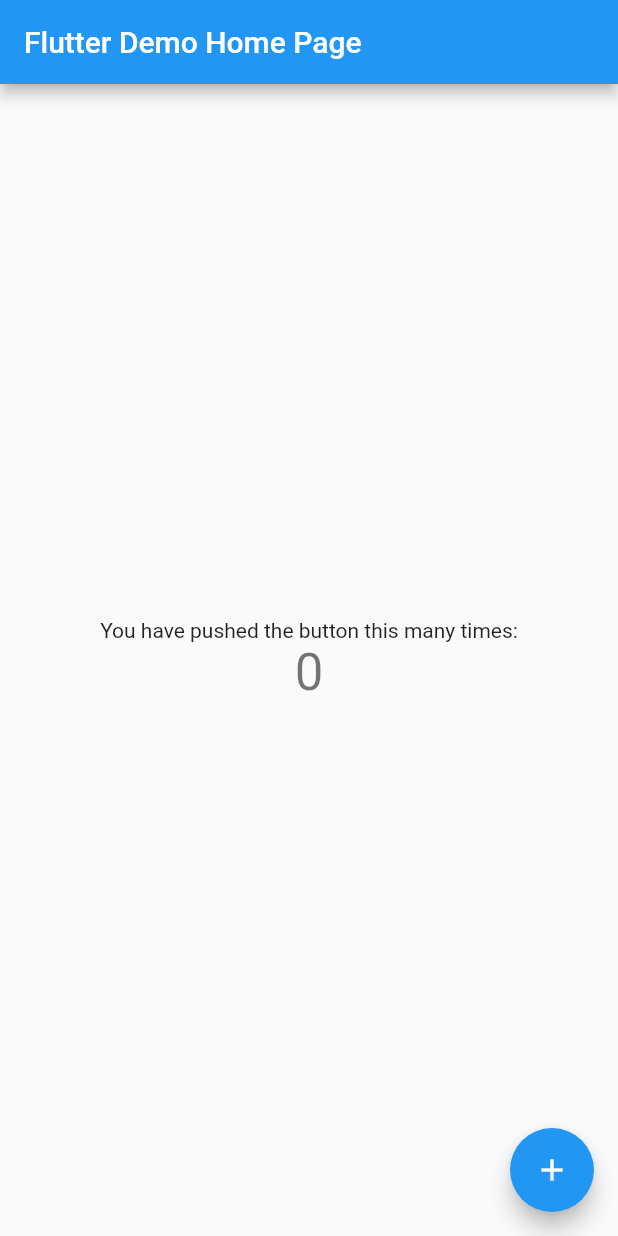
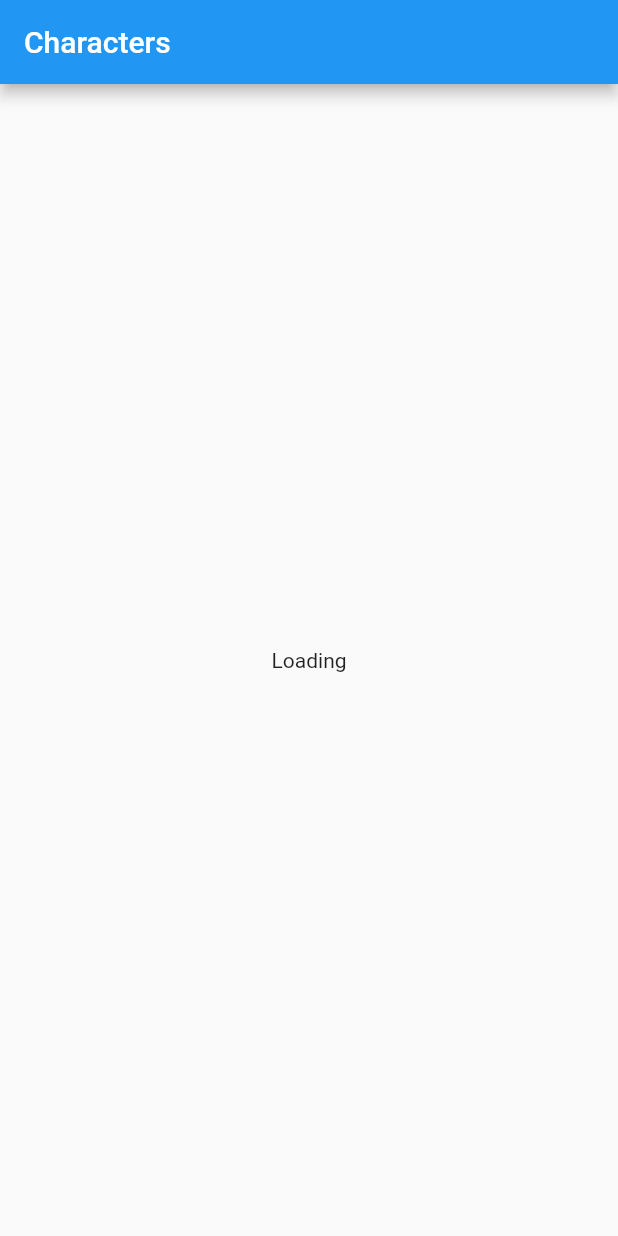
Before and after one commit to emiliosheinz/rick-morty-and-flutter, a Flutter app: the screen it shows after launch, on a phone screen of 412 x 824 dp. Run offline on Flutter 3.47's test engine with Material 2 defaults, Android fonts, the phone set to English and light mode, and no system bars; our stand-ins replace bloc, dartz, equatable, flutter_bloc, get_it; network calls fail.

Commit message:
feat: :sparkles: basic ui reflecting bloc states

```diff
--- a/lib/main.dart
+++ b/lib/main.dart
@@ -1,5 +1,9 @@
 import 'package:flutter/material.dart';
+import 'package:flutter_bloc/flutter_bloc.dart';
 import 'package:rick_morty_and_flutter/injection_container.dart';
+import 'package:rick_morty_and_flutter/modules/character/presentation/pages/characters_page.dart';
+
+import 'modules/character/presentation/bloc/character_bloc.dart';
 
 void main() {
   init();
@@ -7,109 +11,17 @@
 }
 
 class MyApp extends StatelessWidget {
-  // This widget is the root of your application.
   @override
   Widget build(BuildContext context) {
     return MaterialApp(
-      title: 'Flutter Demo',
+      title: 'Characters',
       theme: ThemeData(
-        // This is the theme of your application.
-        //
-        // Try running your application with "flutter run". You'll see the
-        // application has a blue toolbar. Then, without quitting the app, try
-        // changing the primarySwatch below to Colors.green and then invoke
-        // "hot reload" (press "r" in the console where you ran "flutter run",
-        // or simply save your changes to "hot reload" in a Flutter IDE).
-        // Notice that the counter didn't reset back to zero; the application
-        // is not restarted.
         primarySwatch: Colors.blue,
       ),
-      home: MyHomePage(title: 'Flutter Demo Home Page'),
+      home: BlocProvider(
+        create: (_) => serviceLocator<CharacterBloc>(),
+        child: CharactersPage(),
+      ),
     );
   }
 }
-
-class MyHomePage extends StatefulWidget {
-  MyHomePage({Key? key, required this.title}) : super(key: key);
-
-  // This widget is the home page of your application. It is stateful, meaning
-  // that it has a State object (defined below) that contains fields that affect
-  // how it looks.
-
-  // This class is the configuration for the state. It holds the values (in this
-  // case the title) provided by the parent (in this case the App widget) and
-  // used by the build method of the State. Fields in a Widget subclass are
-  // always marked "final".
-
-  final String title;
-
-  @override
-  _MyHomePageState createState() => _MyHomePageState();
-}
-
-class _MyHomePageState extends State<MyHomePage> {
-  int _counter = 0;
-
-  void _incrementCounter() {
-    setState(() {
-      // This call to setState tells the Flutter framework that something has
-      // changed in this State, which causes it to rerun the build method below
-      // so that the display can reflect the updated values. If we changed
-      // _counter without calling setState(), then the build method would not be
-      // called again, and so nothing would appear to happen.
-      _counter++;
-    });
-  }
-
-  @override
-  Widget build(BuildContext context) {
-    // This method is rerun every time setState is called, for instance as done
-    // by the _incrementCounter method above.
-    //
-    // The Flutter framework has been optimized to make rerunning build methods
-    // fast, so that you can just rebuild anything that needs updating rather
-    // than having to individually change instances of widgets.
-    return Scaffold(
-      appBar: AppBar(
-        // Here we take the value from the MyHomePage object that was created by
-        // the App.build method, and use it to set our appbar title.
-        title: Text(widget.title),
-      ),
-      body: Center(
-        // Center is a layout widget. It takes a single child and positions it
-        // in the middle of the parent.
-        child: Column(
-          // Column is also a layout widget. It takes a list of children and
-          // arranges them vertically. By default, it sizes itself to fit its
-          // children horizontally, and tries to be as tall as its parent.
-          //
-          // Invoke "debug painting" (press "p" in the console, choose the
-          // "Toggle Debug Paint" action from the Flutter Inspector in Android
-          // Studio, or the "Toggle Debug Paint" command in Visual Studio Code)
-          // to see the wireframe for each widget.
-          //
-          // Column has various properties to control how it sizes itself and
-          // how it positions its children. Here we use mainAxisAlignment to
-          // center the children vertically; the main axis here is the vertical
-          // axis because Columns are vertical (the cross axis would be
-          // horizontal).
-          mainAxisAlignment: MainAxisAlignment.center,
-          children: <Widget>[
-            Text(
-              'You have pushed the button this many times:',
-            ),
-            Text(
-              '$_counter',
-              style: Theme.of(context).textTheme.headline4,
-            ),
-          ],
-        ),
-      ),
-      floatingActionButton: FloatingActionButton(
-        onPressed: _incrementCounter,
-        tooltip: 'Increment',
-        child: Icon(Icons.add),
-      ), // This trailing comma makes auto-formatting nicer for build methods.
-    );
-  }
-}
--- /dev/null
+++ b/lib/modules/character/presentation/pages/characters_page.dart
@@ -0,0 +1,47 @@
+import 'package:flutter/material.dart';
+import 'package:flutter_bloc/flutter_bloc.dart';
+import 'package:rick_morty_and_flutter/modules/character/presentation/bloc/character_bloc.dart';
+
+class CharactersPage extends StatefulWidget {
+  const CharactersPage({Key? key}) : super(key: key);
+
+  @override
+  _CharactersPageState createState() => _CharactersPageState();
+}
+
+class _CharactersPageState extends State<CharactersPage> {
+  @override
+  void initState() {
+    BlocProvider.of<CharacterBloc>(context).add(GetCharactersEvent());
+    super.initState();
+  }
+
+  @override
+  Widget build(BuildContext context) {
+    return Scaffold(
+      appBar: AppBar(
+        title: Text("Characters"),
+      ),
+      body: Center(
+        child: BlocBuilder<CharacterBloc, CharacterState>(
+          builder: (context, state) {
+            if (state is Loading) {
+              return Text("Loading");
+            }
+
+            if (state is Error) {
+              return Text("Error loading data");
+            }
+
+            if (state is Loaded) {
+              print(state.characters);
+              return Text("Characters...");
+            }
+
+            return Text("Nothing to show here");
+          },
+        ),
+      ),
+    );
+  }
+}
```
Also changed, not shown: lib/injection_container.dart (+9 -9 lines), 3 other files.
